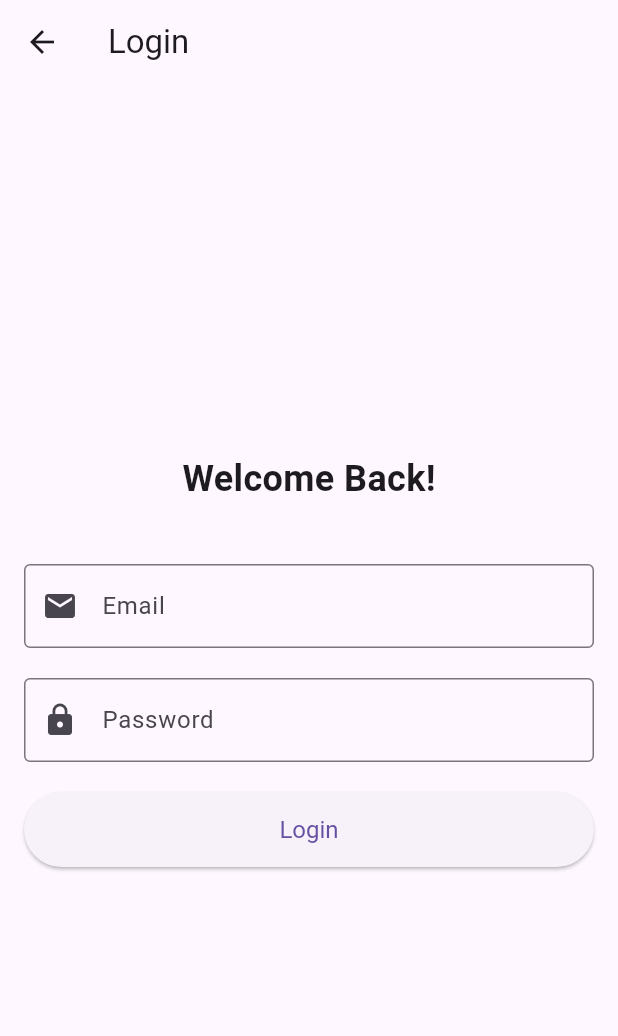
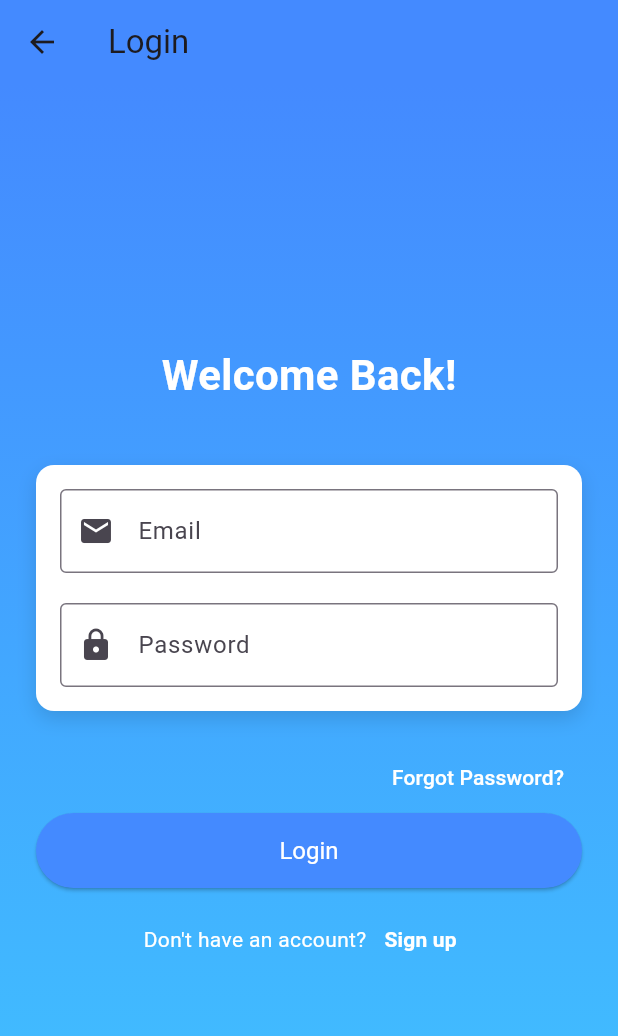
Before and after one commit to vietnam-sea/sea-mobile, a Flutter app: the screen it shows after launch, after a tap on "Go to Login", on a phone screen of 412 x 824 dp. Shown: the top 1036 px of the screen. Run offline on Flutter 3.47's test engine with Material 3 defaults, Android fonts, the phone set to English and light mode, and no system bars; our stand-ins replace dio, flutter_dotenv, flutter_secure_storage, velocity_x.

Commit message:
Update UI LoginPage

```diff
--- a/lib/ui/pages/login_page.dart
+++ b/lib/ui/pages/login_page.dart
@@ -16,45 +16,118 @@ class _LoginPageState extends State<LoginPage> {
     return Scaffold(
       appBar: AppBar(
         title: Text('Login'),
+        backgroundColor: Colors.blueAccent,
+        elevation: 0,
       ),
-      body: Padding(
-        padding: const EdgeInsets.all(16.0),
+      body: Container(
+        decoration: BoxDecoration(
+          gradient: LinearGradient(
+            colors: [Colors.blueAccent, Colors.lightBlueAccent],
+            begin: Alignment.topCenter,
+            end: Alignment.bottomCenter,
+          ),
+        ),
+        child: Center(
+          child: Padding(
+            padding: const EdgeInsets.all(24.0),
             child: Column(
-          mainAxisAlignment: MainAxisAlignment.center,
+              mainAxisSize: MainAxisSize.min,
               children: [
-            // Title
+
                 Text(
                   'Welcome Back!',
-              style: TextStyle(fontSize: 24, fontWeight: FontWeight.bold),
+                  style: TextStyle(
+                    fontSize: 28,
+                    fontWeight: FontWeight.bold,
+                    color: Colors.white,
+                  ),
                 ),
                 SizedBox(height: 40),
 
-            // Email Field
+                Container(
+                  padding: EdgeInsets.all(16),
+                  decoration: BoxDecoration(
+                    color: Colors.white,
+                    borderRadius: BorderRadius.circular(12),
+                    boxShadow: [
+                      BoxShadow(
+                        color: Colors.black12,
+                        blurRadius: 10,
+                        offset: Offset(0, 5),
+                      ),
+                    ],
+                  ),
+                  child: Column(
+                    children: [
                       EmailField(controller: _emailController),
 
                       SizedBox(height: 20),
 
-            // Password Field
                       PasswordField(controller: _passwordController),
+                    ],
+                  ),
+                ),
 
                 SizedBox(height: 20),
+                Align(
+                  alignment: Alignment.centerRight,
+                  child: TextButton(
+                    onPressed: () {
+                      // Handle forgot password logic
+                    },
+                    child: Text(
+                      'Forgot Password?',
+                      style: TextStyle(color: Colors.white),
+                    ),
+                  ),
+                ),
 
                 // Login Button
                 ElevatedButton(
                   onPressed: () {
-                // Handle login logic here
+                    //Logic.
                     String email = _emailController.text;
                     String password = _passwordController.text;
                     print("Email: $email, Password: $password");
                   },
                   child: Text('Login'),
                   style: ElevatedButton.styleFrom(
-                minimumSize: Size(double.infinity, 50), // Full width
-                padding: EdgeInsets.symmetric(vertical: 14),
+                    foregroundColor: Colors.white, backgroundColor: Colors.blueAccent,
+                    minimumSize: Size(double.infinity, 50),
+                    shape: RoundedRectangleBorder(
+                      borderRadius: BorderRadius.circular(25),
+                    ),
                     textStyle: TextStyle(fontSize: 16),
                   ),
                 ),
+
+                SizedBox(height: 10),
+
+                // Register Option
+                Row(
+                  mainAxisAlignment: MainAxisAlignment.center,
+                  children: [
+                    Text(
+                      "Don't have an account?",
+                      style: TextStyle(color: Colors.white),
+                    ),
+                    TextButton(
+                      onPressed: () {
+                        // Navigate to registration page
+                      },
+                      child: Text(
+                        'Sign up',
+                        style: TextStyle(
+                          color: Colors.white,
+                          fontWeight: FontWeight.bold,
+                        ),
+                      ),
+                    ),
                   ],
+                ),
+              ],
+            ),
+          ),
         ),
       ),
     );
```
Lines whose indentation alone changed are shown as unchanged.
